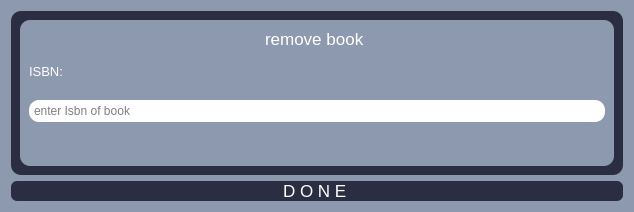
Before: the Qt Designer form ui_py/remove_book/untitled.ui in Younes0077/Library-project, drawn with Qt 5.
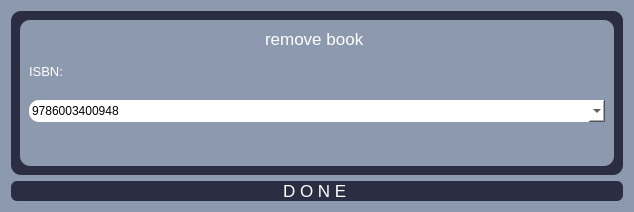
After: the same form once the commit is applied.

The edit to the form file:
```diff
--- a/ui_py/remove_book/untitled.ui
+++ b/ui_py/remove_book/untitled.ui
@@ -67,14 +67,16 @@
           </widget>
          </item>
          <item>
-          <widget class="QLineEdit" name="lineEdit_isbn">
+          <widget class="QComboBox" name="comboBox_isbn">
            <property name="styleSheet">
             <string notr="true">background-color:rgb(255,255,255);
 padding:3px;</string>
            </property>
-           <property name="placeholderText">
-            <string>enter Isbn of book</string>
-           </property>
+           <item>
+            <property name="text">
+             <string>9786003400948</string>
+            </property>
+           </item>
           </widget>
          </item>
          <item alignment="Qt::AlignTop">
```
